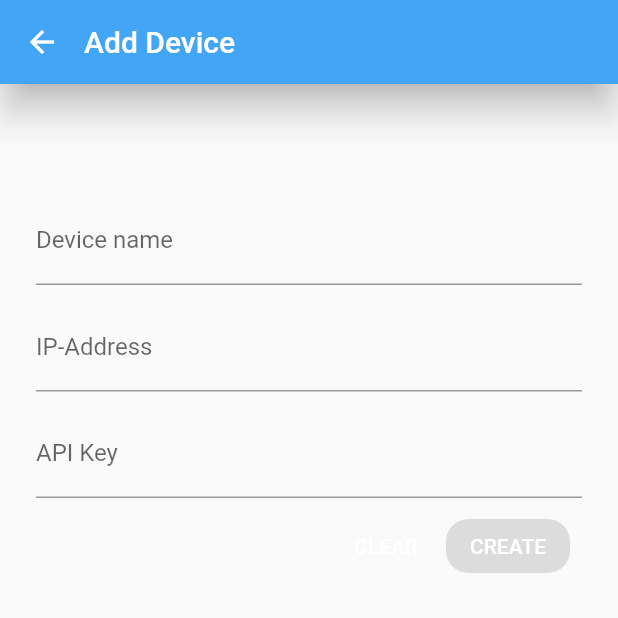
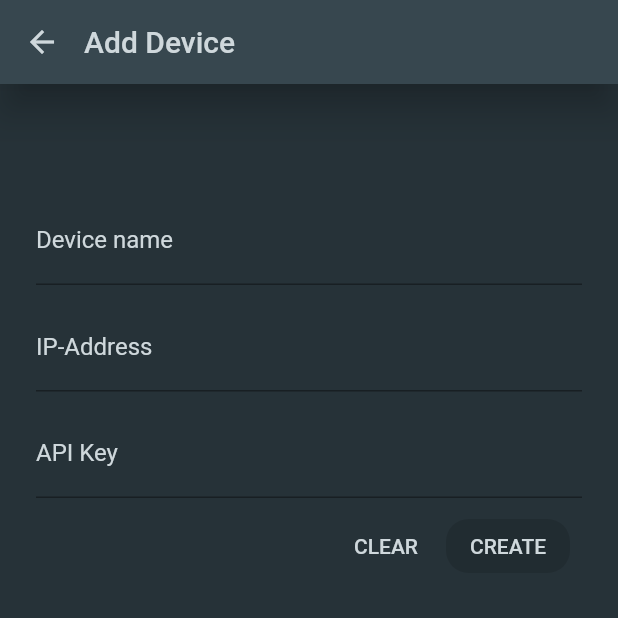
Before and after one commit to Klettner/MM-Remote, a Flutter app: the AddDevicePage screen opened by its route, on a phone screen of 412 x 824 dp, the top half of it. Run offline on Flutter 3.47's test engine with Material 2 defaults, Android fonts, the phone set to English and light mode, and no system bars; our stand-ins replace image_picker, logger, shared_preferences, sqflite, webview_flutter; accounts and stored records are empty.

Commit message:
Change all colors to dark mode colors

```diff
--- a/mm_remote/lib/main.dart
+++ b/mm_remote/lib/main.dart
@@ -16,6 +16,12 @@ class MirrorApp extends StatelessWidget {
       title: 'MM-Remote',
       theme: ThemeData(
         primaryColor: primaryColor,
+        hintColor: tertiaryColorDark,
+        cardColor: cardBackgroundColor,
+        focusColor: accentColor,
+        backgroundColor: backgroundColor,
+        dividerColor: highlightColor,
+        dialogBackgroundColor: backgroundColor,
       ),
       home: StartPage(),
       routes: {
--- a/mm_remote/lib/screens/addDevice.dart
+++ b/mm_remote/lib/screens/addDevice.dart
@@ -17,13 +17,11 @@ class _AddDevicePageState extends State<AddDevicePage> {
   bool _isComposingTitle = false;
   bool _isComposingIp = false;
   bool _isComposingApiKey = false;
-  String _titleField = 'Device name';
-  String _ipField = 'IP-Address';
-  String _apiKeyField = 'API Key';
 
   @override
   Widget build(BuildContext context) {
     return Scaffold(
+      backgroundColor: backgroundColor,
       appBar: AppBar(
         iconTheme: IconThemeData(color: secondaryColor),
         brightness: Brightness.light,
@@ -40,11 +38,12 @@ class _AddDevicePageState extends State<AddDevicePage> {
           children: <Widget>[
             SizedBox(height: 75),
             AccentColorOverride(
-              color: primaryColor,
+              color: accentColor,
               child: TextField(
                 controller: _titleController,
+                style: TextStyle(color: tertiaryColorDark),
                 decoration: InputDecoration(
-                  labelText: _titleField,
+                  labelText: 'Device name',
                 ),
                 onChanged: (String text) {
                   setState(() {
@@ -55,11 +54,12 @@ class _AddDevicePageState extends State<AddDevicePage> {
             ),
             SizedBox(height: 12.0),
             AccentColorOverride(
-              color: primaryColor,
+              color: accentColor,
               child: TextField(
                 controller: _ipController,
+                style: TextStyle(color: tertiaryColorDark),
                 decoration: InputDecoration(
-                  labelText: _ipField,
+                  labelText: 'IP-Address',
                 ),
                 onChanged: (String text) {
                   setState(() {
@@ -70,11 +70,12 @@ class _AddDevicePageState extends State<AddDevicePage> {
             ),
             SizedBox(height: 12.0),
             AccentColorOverride(
-              color: primaryColor,
+              color: accentColor,
               child: TextField(
                 controller: _apiKeyController,
+                style: TextStyle(color: tertiaryColorDark),
                 decoration: InputDecoration(
-                  labelText: _apiKeyField,
+                  labelText: 'API Key',
                 ),
                 onChanged: (String text) {
                   setState(() {
@@ -107,16 +108,16 @@ class _AddDevicePageState extends State<AddDevicePage> {
                     style: TextStyle(color: secondaryColor),
                   ),
                   style: ElevatedButton.styleFrom(
-                      primary: primaryColor,
+                      primary: accentColor,
                       elevation: 5.0,
                       shape: RoundedRectangleBorder(
                         borderRadius: BorderRadius.all(Radius.circular(15.0)),
                       )),
                   onPressed: (_isComposingTitle &&
-                          _isComposingIp &&
-                          _isComposingApiKey)
+                      _isComposingIp &&
+                      _isComposingApiKey)
                       ? () => _handleSubmitted(_titleController.text,
-                          _ipController.text, _apiKeyController.text)
+                      _ipController.text, _apiKeyController.text)
                       : null,
                 )
               ],
--- a/mm_remote/lib/screens/currentDevice/cdCustomCommandsTab.dart
+++ b/mm_remote/lib/screens/currentDevice/cdCustomCommandsTab.dart
@@ -65,7 +65,7 @@ class _CustomCommandsTabState extends State<CustomCommandsTab> {
                 child: FloatingActionButton(
                   child: Icon(
                     Icons.add,
-                    color: primaryColor,
+                    color: accentColor,
                     size: 35,
                   ),
                   backgroundColor: secondaryColor,
@@ -148,7 +148,7 @@ class _CustomCommandsTabState extends State<CustomCommandsTab> {
                       maxLines: 2,
                       textScaleFactor: 1.1,
                       style: TextStyle(
-                        color: primaryColor,
+                        color: accentColor,
                       ),
                     ),
                   ],
@@ -163,7 +163,7 @@ class _CustomCommandsTabState extends State<CustomCommandsTab> {
             ),
             IconButton(
               icon: Icon(Icons.delete, size: 24.0),
-              color: tertiaryColorDark,
+              color: tertiaryColorMedium,
               tooltip: 'Delete command',
               onPressed: () {
                 _deleteCommand(commandName);
--- a/mm_remote/lib/shared/colors.dart
+++ b/mm_remote/lib/shared/colors.dart
@@ -1,10 +1,13 @@
 import 'package:flutter/material.dart';
 
-var primaryColor = Colors.blue[400];
-var secondaryColor = Colors.white;
+var primaryColor = Colors.blueGrey[800];
+var secondaryColor = Colors.blueGrey[100];
 
-var tertiaryColorDark = Colors.black54;
-var tertiaryColorMedium = Colors.black45;
-var tertiaryColorLight = Colors.black26;
+var tertiaryColorDark = Colors.blueGrey[100];
+var tertiaryColorMedium = Colors.grey[500];
+var tertiaryColorLight = Colors.grey[600];
 
-var backgroundColor = Colors.grey[200];
+var accentColor = Colors.blue[400];
+var highlightColor = Colors.blue[400];
+var backgroundColor = Colors.blueGrey[900];
+var cardBackgroundColor = Colors.blueGrey[800];
```
Also changed, not shown: mm_remote/lib/screens/addCommand.dart (+9 -5 lines), mm_remote/lib/screens/chooseDevice.dart (+15 -6 lines), mm_remote/lib/screens/currentDevice/cdDrawer.dart (+44 -17 lines), mm_remote/lib/screens/currentDevice/cdMain.dart (+26 -5 lines), mm_remote/lib/screens/settings.dart (+36 -13 lines).
